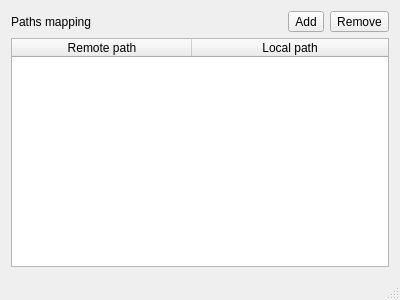
This is FD4/External/Tools/Bridge/mainwindow.ui in dstern95/flashdevelop as Qt 5 draws it before an edit. The edited form follows.
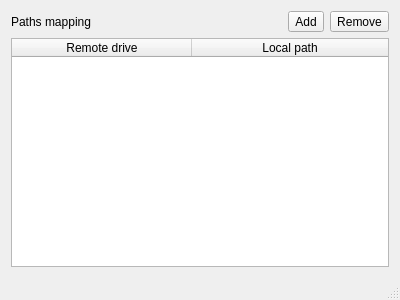
This is the edited form.

```diff
--- a/FD4/External/Tools/Bridge/mainwindow.ui
+++ b/FD4/External/Tools/Bridge/mainwindow.ui
@@ -56,7 +56,7 @@
       </attribute>
       <column>
        <property name="text">
-        <string>Remote path</string>
+        <string>Remote drive</string>
        </property>
       </column>
       <column>
```
